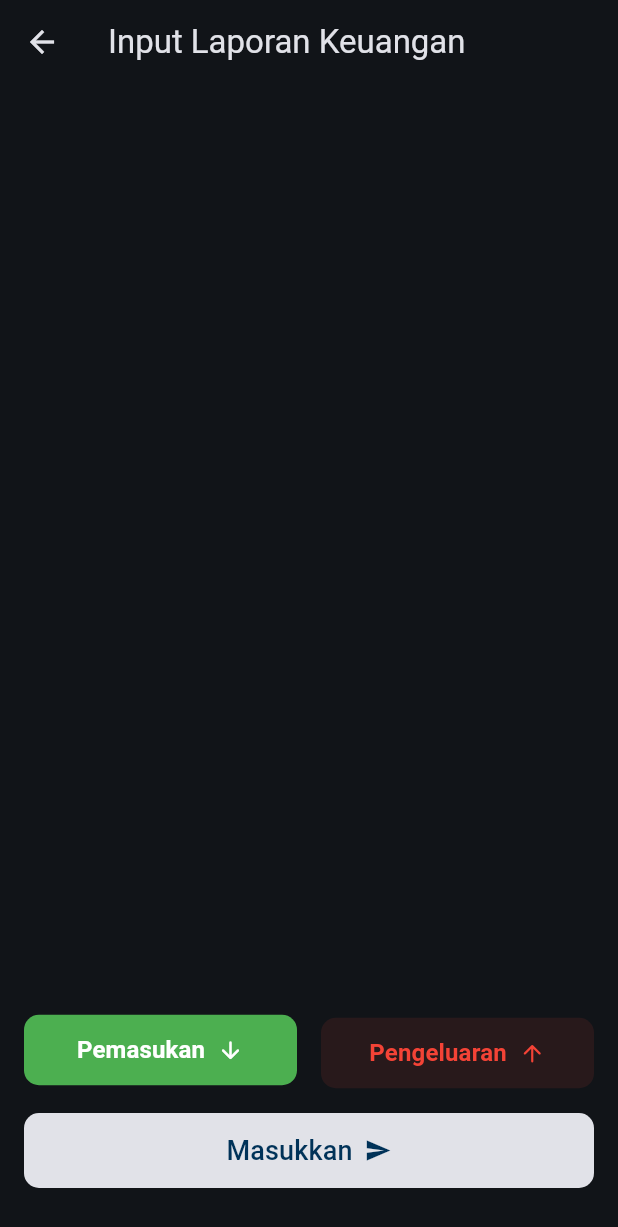
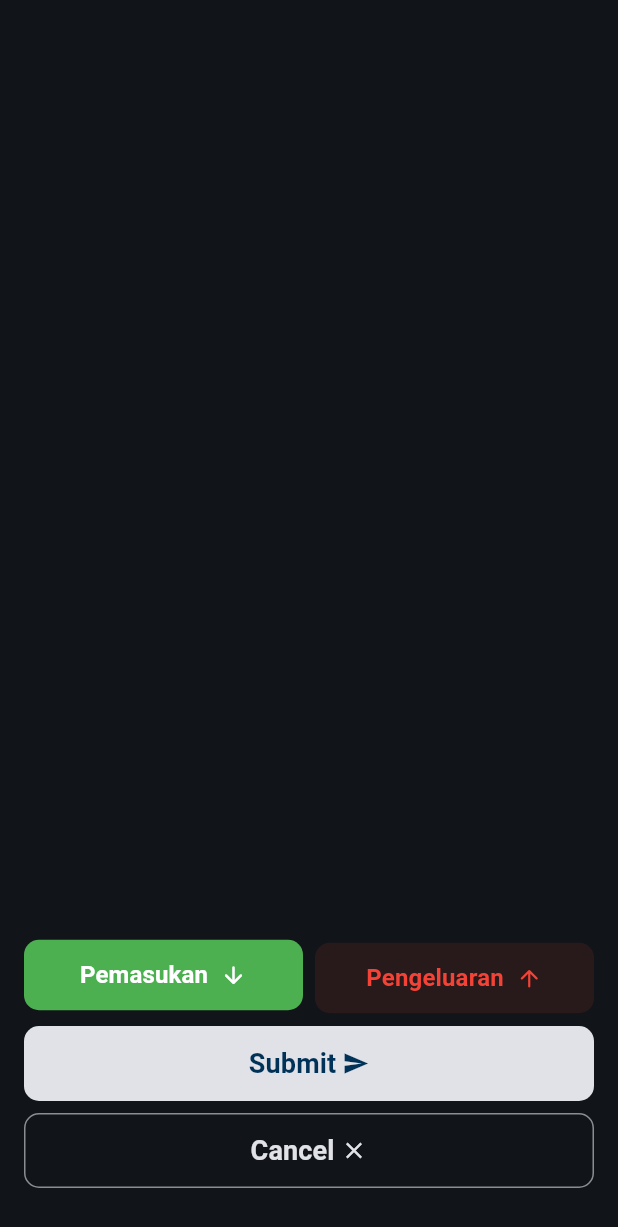
Before and after one commit to pkl-team-2024/expense-tracker-flutter-app, a Flutter app: the screen it shows after launch, after a tap on the "add" icon, on a phone screen of 412 x 824 dp. Shown: the top 1227 px of the screen. Run offline on Flutter 3.47's test engine with Material 3 defaults, Android fonts, the phone set to English and light mode, and no system bars; our stand-ins replace hive, hive_flutter; accounts and stored records are empty.

Commit message:
main menu and input view (no logic yet)

```diff
--- a/lib/main.dart
+++ b/lib/main.dart
@@ -16,7 +16,7 @@ class MyApp extends StatelessWidget {
   @override
   Widget build(BuildContext context) {
     return MaterialApp(
-      title: 'Expense Tracker',
+      title: 'Saving',
       theme: ThemeData(
         colorScheme: ColorScheme.fromSeed(seedColor: Colors.blue),
         useMaterial3: true,
--- a/lib/pages/home.dart
+++ b/lib/pages/home.dart
@@ -31,7 +31,29 @@ class _HomeState extends State<Home> {
   Widget build(BuildContext context) {
     return Scaffold(
       appBar: AppBar(
-        title: const Text('Expense Tracker'),
+        toolbarHeight: 80,
+        title: const Column(
+          children: [
+            SizedBox(
+              height: 16,
+            ),
+            Row(
+              children: [
+                Text(
+                  'Saving',
+                  style: TextStyle(
+                    fontWeight: FontWeight.bold,
+                    fontSize: 24,
+                  ),
+                ),
+                SizedBox(
+                  width: 8,
+                ),
+                Icon(Icons.account_balance_wallet),
+              ],
+            ),
+          ],
+        ),
       ),
       body: Center(
         child: _laporans.length > 0 ? null : const Text('No data available'),
@@ -42,8 +64,8 @@ class _HomeState extends State<Home> {
         ),
         backgroundColor: Theme.of(context).colorScheme.inverseSurface,
         onPressed: () {
-          Navigator.push(
-              context, MaterialPageRoute(builder: (context) => LaporanInput()));
+          Navigator.push(context,
+              MaterialPageRoute(builder: (context) => const LaporanInput()));
         },
         child: Icon(
           Icons.add,
--- a/lib/pages/laporan_input.dart
+++ b/lib/pages/laporan_input.dart
@@ -47,30 +47,78 @@ class _LaporanInputState extends State<LaporanInput> {
   @override
   Widget build(BuildContext context) {
     return Scaffold(
-      appBar: AppBar(
-        title: const Text('Input Laporan Keuangan'),
-      ),
       body: ListView(
         padding: const EdgeInsets.all(16),
         reverse: true,
         children: [
-          SizedBox(
+          const SizedBox(
             height: 16,
           ),
-          SizedBox(
+          buildButton(
+            context,
+            type: 'secondary',
+            text: 'Cancel',
+            icon: Icons.close,
+            onPressed: () {
+              Navigator.pop(context);
+            },
+          ),
+          const SizedBox(
+            height: 8,
+          ),
+          buildButton(
+            context,
+            type: 'primary',
+            text: 'Submit',
+            icon: Icons.send,
+            onPressed: () {},
+          ),
+          const SizedBox(height: 8),
+          buildCategoryButton(),
+          const SizedBox(height: 8),
+        ],
+      ),
+    );
+  }
+
+  SizedBox buildButton(BuildContext context,
+      {String type = 'primary',
+      String text = 'Submit',
+      IconData? icon = Icons.send,
+      void Function()? onPressed}) {
+    return SizedBox(
       width: double.infinity,
       child: TextButton(
-              onPressed: () {},
+        onPressed: () {
+          onPressed != null ? onPressed() : null;
+        },
         style: ButtonStyle(
           backgroundColor: WidgetStateProperty.all(
-                    Theme.of(context).colorScheme.inverseSurface),
+            type == 'primary'
+                ? Theme.of(context).colorScheme.inverseSurface
+                : Colors.transparent,
+          ),
           foregroundColor: WidgetStateProperty.all(
-                    Theme.of(context).colorScheme.onPrimary),
+            type == 'primary'
+                ? Theme.of(context).colorScheme.onPrimary
+                : Theme.of(context).colorScheme.onSurface,
+          ),
           shape: WidgetStateProperty.all(
             RoundedRectangleBorder(
               borderRadius: BorderRadius.circular(10),
             ),
           ),
+          side: type == 'secondary'
+              ? WidgetStateProperty.all(
+                  BorderSide(
+                    color: Theme.of(context)
+                        .colorScheme
+                        .inverseSurface
+                        .withAlpha(150),
+                    width: 1,
+                  ),
+                )
+              : null,
         ),
         child: Padding(
           padding: const EdgeInsets.only(
@@ -81,19 +129,16 @@ class _LaporanInputState extends State<LaporanInput> {
             mainAxisAlignment: MainAxisAlignment.center,
             children: [
               Text(
-                      'Masukkan',
-                      style: TextStyle(fontSize: 18),
+                text,
+                style:
+                    const TextStyle(fontSize: 18, fontWeight: FontWeight.bold),
               ),
-                    SizedBox(width: 8),
-                    Icon(Icons.send),
+              SizedBox(width: icon == null ? 0 : 4),
+              if (icon == null) const SizedBox(width: 8),
+              if (icon != null) Icon(icon),
             ],
           ),
         ),
-            ),
-          ),
-          SizedBox(height: 16),
-          buildCategoryButton()
-        ],
       ),
     );
   }
@@ -109,7 +154,7 @@ class _LaporanInputState extends State<LaporanInput> {
           Colors.green,
           Icons.arrow_downward_rounded,
         ),
-        SizedBox(width: 16),
+        const SizedBox(width: 8),
         buildSelectButton(
           _laporan['laporan_type'],
           _possibleLaporanType[1],
@@ -162,7 +207,7 @@ class _LaporanInputState extends State<LaporanInput> {
                       fontSize: 16,
                     ),
                   ),
-                  SizedBox(width: 8),
+                  const SizedBox(width: 8),
                   Icon(icon),
                 ],
               ),
```
Lines whose indentation alone changed are shown as unchanged.
